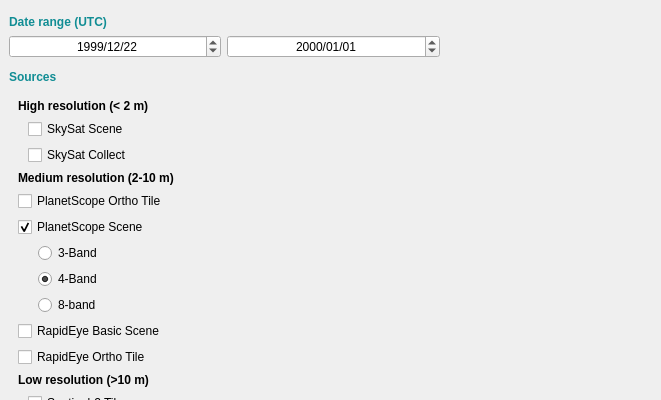
Above: planet_explorer/ui/pe_daily_filter_base.ui from planetlabs/qgis-planet-plugin before the change; both pictures show x 0 to 661 and y 0 to 400 of the 661 by 878 pixel window. Below: the same form after it.
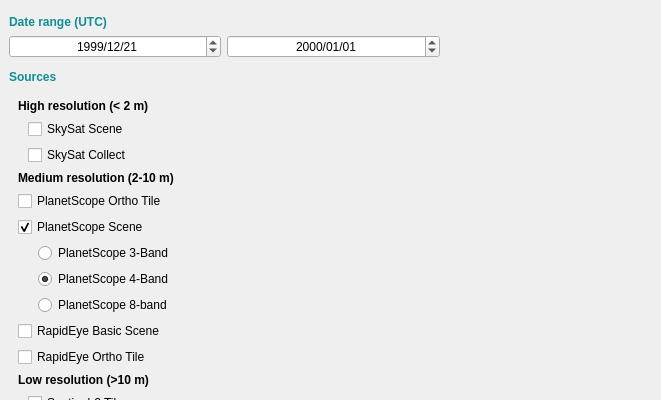
That is the form after the change. Custom widgets are drawn as their Qt base class.

Commit message: added PlanetScope prefix in filter dialog

What changed in the file:
```diff
--- a/planet_explorer/ui/pe_daily_filter_base.ui
+++ b/planet_explorer/ui/pe_daily_filter_base.ui
@@ -124,7 +124,7 @@
               <second>0</second>
               <year>1999</year>
               <month>12</month>
-              <day>22</day>
+              <day>21</day>
              </datetime>
             </property>
             <property name="time">
@@ -342,14 +342,14 @@
                 <item>
                  <widget class="QRadioButton" name="radio3Bands">
                   <property name="text">
-                   <string>3-Band</string>
+                   <string>PlanetScope 3-Band</string>
                   </property>
                  </widget>
                 </item>
                 <item>
                  <widget class="QRadioButton" name="radio4Bands">
                   <property name="text">
-                   <string>4-Band</string>
+                   <string>PlanetScope 4-Band</string>
                   </property>
                   <property name="checked">
                    <bool>true</bool>
@@ -359,7 +359,7 @@
                 <item>
                  <widget class="QRadioButton" name="radio8Bands">
                   <property name="text">
-                   <string>8-band</string>
+                   <string>PlanetScope 8-band</string>
                   </property>
                  </widget>
                 </item>
```
